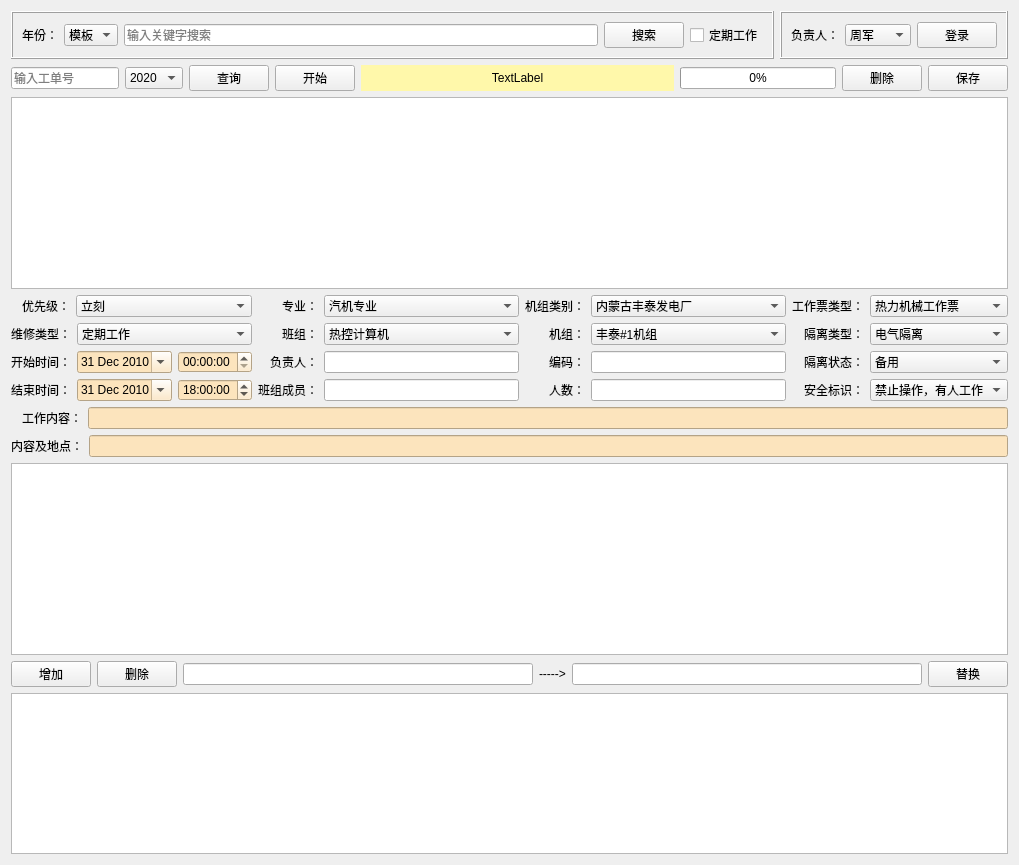
Qt form easy1.ui (hanyang-4141/first) before a commit.
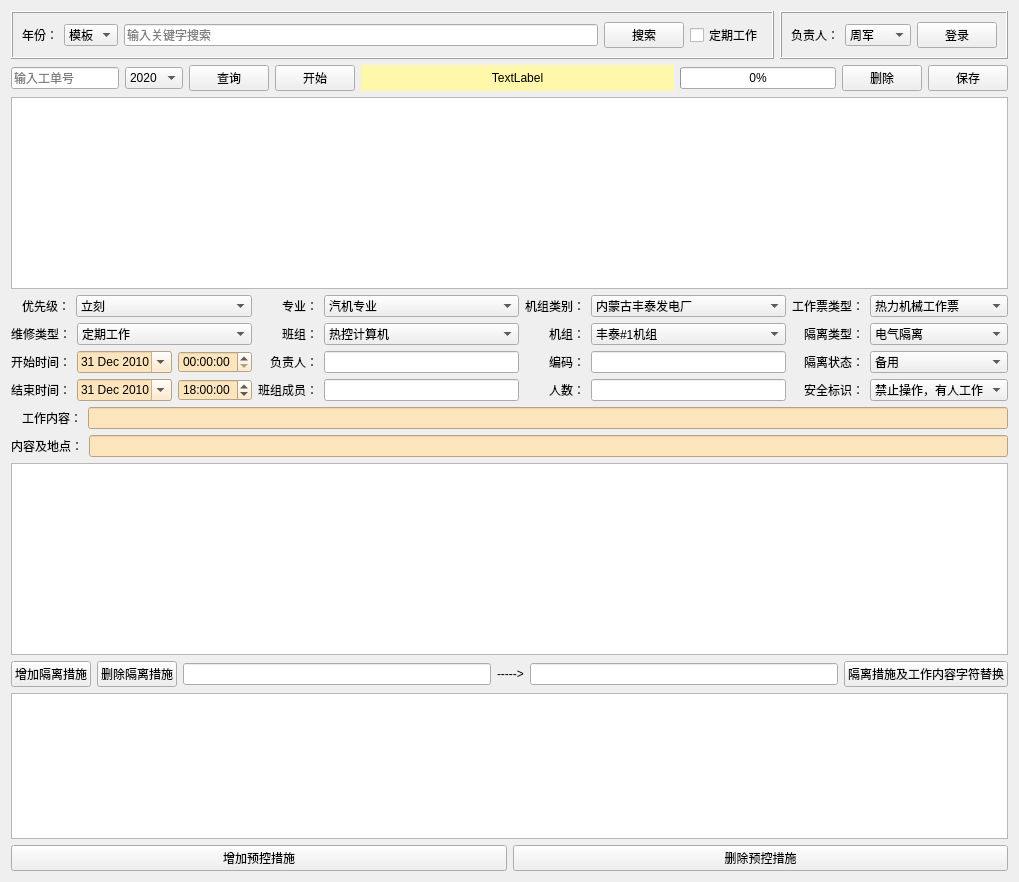
The same form after that commit.

```diff
--- a/easy1.ui
+++ b/easy1.ui
@@ -7,7 +7,7 @@
     <x>0</x>
     <y>0</y>
     <width>1019</width>
-    <height>865</height>
+    <height>882</height>
    </rect>
   </property>
   <property name="windowTitle">
@@ -1230,14 +1230,14 @@
      <item>
       <widget class="QPushButton" name="btn_glcs_addrow">
        <property name="text">
-        <string>增加</string>
+        <string>增加隔离措施</string>
        </property>
       </widget>
      </item>
      <item>
       <widget class="QPushButton" name="btn_glcs_delrow">
        <property name="text">
-        <string>删除</string>
+        <string>删除隔离措施</string>
        </property>
       </widget>
      </item>
@@ -1257,7 +1257,7 @@
      <item>
       <widget class="QPushButton" name="btn_replace">
        <property name="text">
-        <string>替换</string>
+        <string>隔离措施及工作内容字符替换</string>
        </property>
       </widget>
      </item>
@@ -1273,6 +1273,24 @@
      </property>
     </widget>
    </item>
+   <item>
+    <layout class="QHBoxLayout" name="horizontalLayout_36">
+     <item>
+      <widget class="QPushButton" name="btn_ykcs_addrow">
+       <property name="text">
+        <string>增加预控措施</string>
+       </property>
+      </widget>
+     </item>
+     <item>
+      <widget class="QPushButton" name="btn_ykcs_delrow">
+       <property name="text">
+        <string>删除预控措施</string>
+       </property>
+      </widget>
+     </item>
+    </layout>
+   </item>
   </layout>
  </widget>
  <resources/>
```
